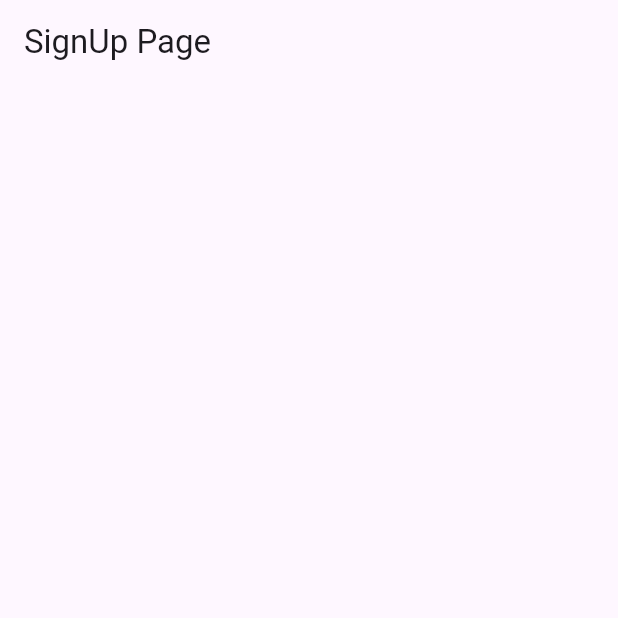
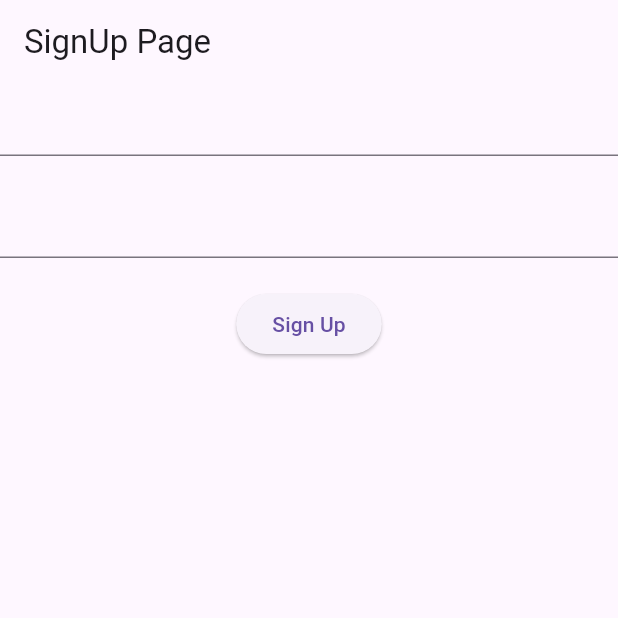
Before and after one commit to DevDadd/loginsignup, a Flutter app: the screen it shows after launch, on a phone screen of 412 x 824 dp, the top half of it. Run offline on Flutter 3.47's test engine with Material 3 defaults, Android fonts, the phone set to English and light mode, and no system bars.

```diff
--- a/lib/pages/signup_page.dart
+++ b/lib/pages/signup_page.dart
@@ -1,4 +1,7 @@
 import 'package:flutter/material.dart';
+import 'package:login/controller/login_controller.dart';
+import 'package:login/pages/login_page.dart';
+import 'package:provider/provider.dart';
 
 class SignupPage extends StatefulWidget {
   const SignupPage({super.key});
@@ -8,13 +11,37 @@ class SignupPage extends StatefulWidget {
 }
 
 class _SignupPageState extends State<SignupPage> {
+  TextEditingController usernameController = TextEditingController();
+  TextEditingController passwordController = TextEditingController();
   @override
   Widget build(BuildContext context) {
+    late LoginController loginController = context.read();
     return Scaffold(
       appBar: AppBar(title: Text("SignUp Page")),
-      body: Column(children: [
-
-        ],
+      body: Center(
+        child: Column(
+          children: [
+            TextField(controller: usernameController),
+            SizedBox(height: 20),
+            TextField(controller: passwordController),
+            SizedBox(height: 20),
+            ElevatedButton(
+              onPressed: () async {
+                final bool isSuccess = await loginController.PressedSignup(
+                  usernameController.text,
+                  passwordController.text,
+                );
+                if (isSuccess) {
+                  Navigator.push(
+                    context,
+                    MaterialPageRoute(builder: (context) => LoginPage()),
+                  );
+                }
+              },
+              child: Text("Sign Up"),
+            ),
+          ],
+        ),
       ),
     );
   }
```
Also changed, not shown: lib/controller/login_controller.dart (+28 -1 lines), lib/models/user.dart (+2 -7 lines), lib/pages/login_page.dart (+50 -0 lines), lib/pages/sucees.dart (added, +10 -0 lines).
